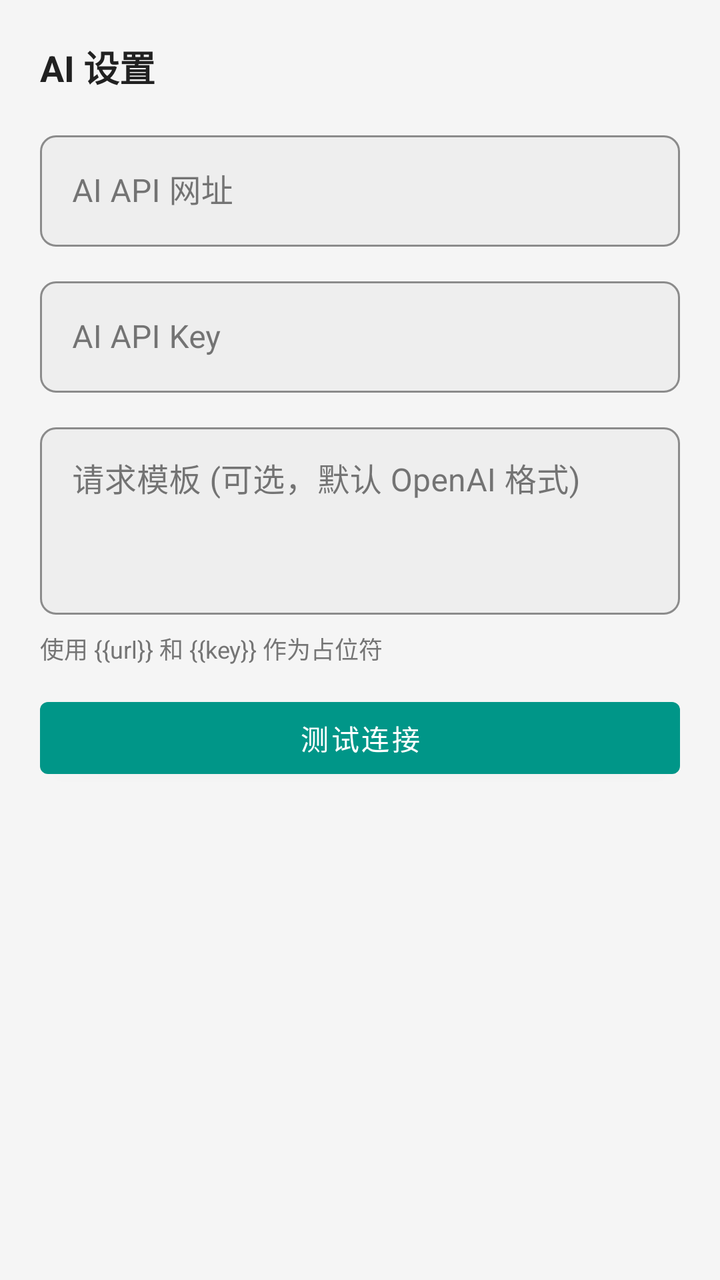
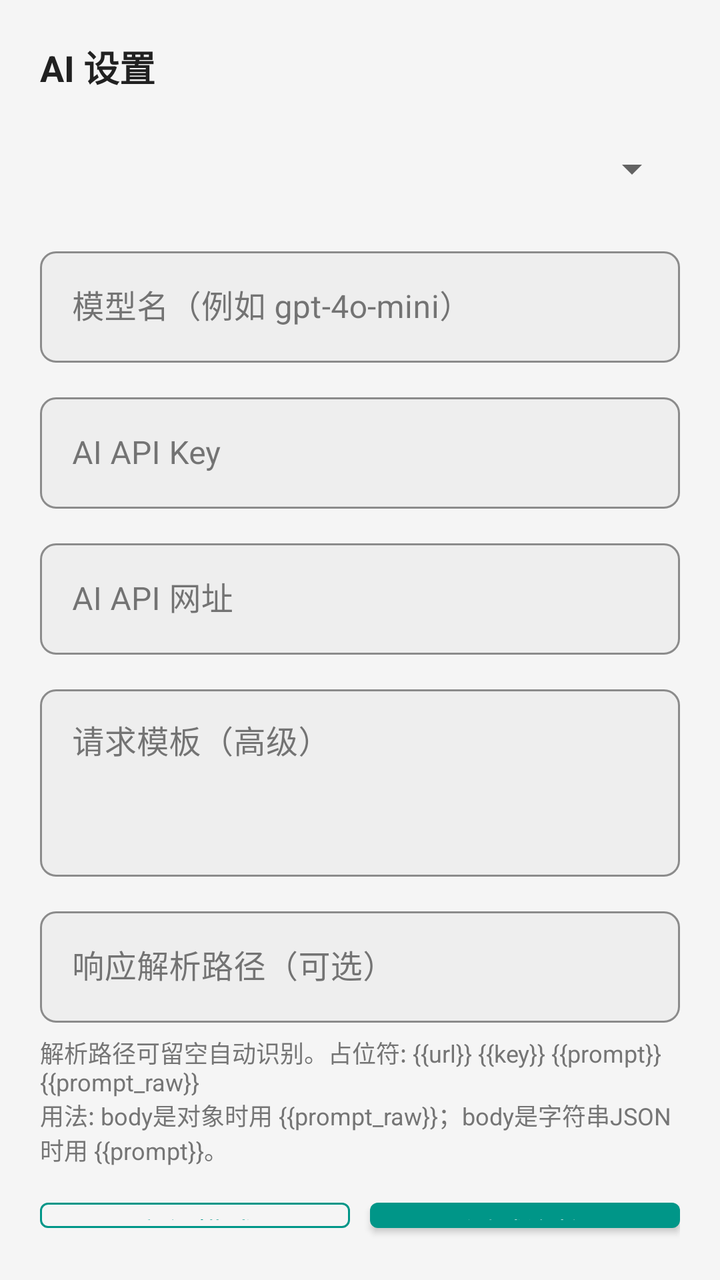

An Android layout rendered at two revisions. The XML below is the earlier revision; the diff shows what the commit changed to produce the second picture.
<!-- AndroidManifest.xml: application theme Theme.Native -->
<!-- res/layout/dialog_ai_settings.xml -->
<?xml version="1.0" encoding="utf-8"?>
<LinearLayout xmlns:android="http://schemas.android.com/apk/res/android"
    xmlns:app="http://schemas.android.com/apk/res-auto"
    android:layout_width="match_parent"
    android:layout_height="wrap_content"
    android:orientation="vertical"
    android:padding="20dp">

    <TextView
        android:layout_width="match_parent"
        android:layout_height="wrap_content"
        android:text="AI 设置"
        android:textColor="@color/text_primary"
        android:textSize="18sp"
        android:textStyle="bold" />

    <com.google.android.material.textfield.TextInputLayout
        android:layout_width="match_parent"
        android:layout_height="wrap_content"
        android:layout_marginTop="16dp"
        app:boxBackgroundColor="@color/bg_surface"
        app:boxCornerRadiusTopStart="8dp"
        app:boxCornerRadiusTopEnd="8dp"
        app:boxCornerRadiusBottomStart="8dp"
        app:boxCornerRadiusBottomEnd="8dp"
        app:hintTextColor="@color/text_secondary"
        app:boxStrokeColor="@color/accent"
        style="@style/Widget.MaterialComponents.TextInputLayout.OutlinedBox">

        <com.google.android.material.textfield.TextInputEditText
            android:id="@+id/et_dialog_ai_url"
            android:layout_width="match_parent"
            android:layout_height="wrap_content"
            android:hint="AI API 网址"
            android:textColor="@color/text_primary"
            android:textColorHint="@color/text_secondary"
            android:inputType="textUri"
            android:maxLines="1" />

    </com.google.android.material.textfield.TextInputLayout>

    <com.google.android.material.textfield.TextInputLayout
        android:layout_width="match_parent"
        android:layout_height="wrap_content"
        android:layout_marginTop="12dp"
        app:boxBackgroundColor="@color/bg_surface"
        app:boxCornerRadiusTopStart="8dp"
        app:boxCornerRadiusTopEnd="8dp"
        app:boxCornerRadiusBottomStart="8dp"
        app:boxCornerRadiusBottomEnd="8dp"
        app:hintTextColor="@color/text_secondary"
        app:boxStrokeColor="@color/accent"
        style="@style/Widget.MaterialComponents.TextInputLayout.OutlinedBox">

        <com.google.android.material.textfield.TextInputEditText
            android:id="@+id/et_dialog_ai_key"
            android:layout_width="match_parent"
            android:layout_height="wrap_content"
            android:hint="AI API Key"
            android:textColor="@color/text_primary"
            android:textColorHint="@color/text_secondary"
            android:inputType="textPassword"
            android:maxLines="1" />

    </com.google.android.material.textfield.TextInputLayout>

    <com.google.android.material.textfield.TextInputLayout
        android:layout_width="match_parent"
        android:layout_height="wrap_content"
        android:layout_marginTop="12dp"
        app:boxBackgroundColor="@color/bg_surface"
        app:boxCornerRadiusTopStart="8dp"
        app:boxCornerRadiusTopEnd="8dp"
        app:boxCornerRadiusBottomStart="8dp"
        app:boxCornerRadiusBottomEnd="8dp"
        app:hintTextColor="@color/text_secondary"
        app:boxStrokeColor="@color/accent"
        style="@style/Widget.MaterialComponents.TextInputLayout.OutlinedBox">

        <com.google.android.material.textfield.TextInputEditText
            android:id="@+id/et_dialog_ai_template"
            android:layout_width="match_parent"
            android:layout_height="wrap_content"
            android:hint="请求模板 (可选，默认 OpenAI 格式)"
            android:textColor="@color/text_primary"
            android:textColorHint="@color/text_secondary"
            android:inputType="textMultiLine"
            android:minLines="3"
            android:maxLines="6"
            android:gravity="top|start" />

    </com.google.android.material.textfield.TextInputLayout>

    <TextView
        android:layout_width="match_parent"
        android:layout_height="wrap_content"
        android:layout_marginTop="8dp"
        android:text="使用 {{url}} 和 {{key}} 作为占位符"
        android:textColor="@color/text_secondary"
        android:textSize="12sp" />

    <com.google.android.material.button.MaterialButton
        android:id="@+id/btn_test_ai"
        android:layout_width="match_parent"
        android:layout_height="wrap_content"
        android:layout_marginTop="12dp"
        android:text="测试连接"
        android:textAllCaps="false"
        android:textColor="@color/white"
        app:backgroundTint="@color/accent" />

</LinearLayout>
<!-- resources referenced by this layout -->
<resources>
  <color name="accent">#FF009688</color>
  <color name="bg_surface">#FFEEEEEE</color>
  <color name="text_primary">#FF212121</color>
  <color name="text_secondary">#FF757575</color>
  <color name="white">#FFFFFFFF</color>
  <style name="Theme.Native" parent="Theme.MaterialComponents.DayNight.NoActionBar">
          <item name="colorPrimary">@color/accent</item>
          <item name="colorPrimaryVariant">@color/accent_variant</item>
          <item name="colorOnPrimary">@color/white</item>
          <item name="colorSecondary">@color/accent</item>
          <item name="colorSecondaryVariant">@color/accent_variant</item>
          <item name="colorOnSecondary">@color/white</item>
          
          <item name="colorSurface">@color/bg_card</item>
          <item name="colorOnSurface">@color/text_primary</item>
          <item name="colorSurfaceVariant">@color/bg_surface</item>
          <item name="colorOnSurfaceVariant">@color/text_secondary</item>
          
          <item name="android:statusBarColor">@color/toolbar_bg</item>
          <item name="android:navigationBarColor">@color/bg_dark</item>
          <item name="android:windowBackground">@color/bg_dark</item>
          <item name="android:windowLightStatusBar">true</item>
          
          <item name="android:fitsSystemWindows">true</item>
      </style>
  <color name="accent_variant">#FF00796B</color>
  <color name="bg_card">#FFFFFFFF</color>
  <color name="toolbar_bg">#FFFFFFFF</color>
  <color name="bg_dark">#FFF5F5F5</color>
</resources>

<!-- the commit's change to res/layout/dialog_ai_settings.xml (unified diff, before → after) -->
@@ -15,9 +15,87 @@
         android:textStyle="bold" />
 
     <com.google.android.material.textfield.TextInputLayout
-        android:layout_width="match_parent"
-        android:layout_height="wrap_content"
-        android:layout_marginTop="16dp"
+        android:id="@+id/layout_dialog_provider"
+        android:layout_width="match_parent"
+        android:layout_height="wrap_content"
+        android:layout_marginTop="14dp"
+        app:boxBackgroundColor="@color/bg_surface"
+        app:boxCornerRadiusTopStart="8dp"
+        app:boxCornerRadiusTopEnd="8dp"
+        app:boxCornerRadiusBottomStart="8dp"
+        app:boxCornerRadiusBottomEnd="8dp"
+        app:hintTextColor="@color/text_secondary"
+        app:boxStrokeColor="@color/accent"
+        style="@style/Widget.MaterialComponents.TextInputLayout.OutlinedBox">
+
+        <Spinner
+            android:id="@+id/sp_dialog_ai_provider"
+            android:layout_width="match_parent"
+            android:layout_height="wrap_content"
+            android:minHeight="48dp"
+            android:paddingStart="12dp"
+            android:paddingEnd="12dp"
+            android:popupBackground="@color/bg_card" />
+
+    </com.google.android.material.textfield.TextInputLayout>
+
+    <com.google.android.material.textfield.TextInputLayout
+        android:id="@+id/layout_dialog_model"
+        android:layout_width="match_parent"
+        android:layout_height="wrap_content"
+        android:layout_marginTop="12dp"
+        app:boxBackgroundColor="@color/bg_surface"
+        app:boxCornerRadiusTopStart="8dp"
+        app:boxCornerRadiusTopEnd="8dp"
+        app:boxCornerRadiusBottomStart="8dp"
+        app:boxCornerRadiusBottomEnd="8dp"
+        app:hintTextColor="@color/text_secondary"
+        app:boxStrokeColor="@color/accent"
+        style="@style/Widget.MaterialComponents.TextInputLayout.OutlinedBox">
+
+        <com.google.android.material.textfield.TextInputEditText
+            android:id="@+id/et_dialog_ai_model"
+            android:layout_width="match_parent"
+            android:layout_height="wrap_content"
+            android:hint="模型名（例如 gpt-4o-mini）"
+            android:textColor="@color/text_primary"
+            android:textColorHint="@color/text_secondary"
+            android:inputType="text"
+            android:maxLines="1" />
+
+    </com.google.android.material.textfield.TextInputLayout>
+
+    <com.google.android.material.textfield.TextInputLayout
+        android:id="@+id/layout_dialog_key"
+        android:layout_width="match_parent"
+        android:layout_height="wrap_content"
+        android:layout_marginTop="12dp"
+        app:boxBackgroundColor="@color/bg_surface"
+        app:boxCornerRadiusTopStart="8dp"
+        app:boxCornerRadiusTopEnd="8dp"
+        app:boxCornerRadiusBottomStart="8dp"
+        app:boxCornerRadiusBottomEnd="8dp"
+        app:hintTextColor="@color/text_secondary"
+        app:boxStrokeColor="@color/accent"
+        style="@style/Widget.MaterialComponents.TextInputLayout.OutlinedBox">
+
+        <com.google.android.material.textfield.TextInputEditText
+            android:id="@+id/et_dialog_ai_key"
+            android:layout_width="match_parent"
+            android:layout_height="wrap_content"
+            android:hint="AI API Key"
+            android:textColor="@color/text_primary"
+            android:textColorHint="@color/text_secondary"
+            android:inputType="textPassword"
+            android:maxLines="1" />
+
+    </com.google.android.material.textfield.TextInputLayout>
+
+    <com.google.android.material.textfield.TextInputLayout
+        android:id="@+id/layout_dialog_url"
+        android:layout_width="match_parent"
+        android:layout_height="wrap_content"
+        android:layout_marginTop="12dp"
         app:boxBackgroundColor="@color/bg_surface"
         app:boxCornerRadiusTopStart="8dp"
         app:boxCornerRadiusTopEnd="8dp"
@@ -40,31 +118,7 @@
     </com.google.android.material.textfield.TextInputLayout>
 
     <com.google.android.material.textfield.TextInputLayout
-        android:layout_width="match_parent"
-        android:layout_height="wrap_content"
-        android:layout_marginTop="12dp"
-        app:boxBackgroundColor="@color/bg_surface"
-        app:boxCornerRadiusTopStart="8dp"
-        app:boxCornerRadiusTopEnd="8dp"
-        app:boxCornerRadiusBottomStart="8dp"
-        app:boxCornerRadiusBottomEnd="8dp"
-        app:hintTextColor="@color/text_secondary"
-        app:boxStrokeColor="@color/accent"
-        style="@style/Widget.MaterialComponents.TextInputLayout.OutlinedBox">
-
-        <com.google.android.material.textfield.TextInputEditText
-            android:id="@+id/et_dialog_ai_key"
-            android:layout_width="match_parent"
-            android:layout_height="wrap_content"
-            android:hint="AI API Key"
-            android:textColor="@color/text_primary"
-            android:textColorHint="@color/text_secondary"
-            android:inputType="textPassword"
-            android:maxLines="1" />
-
-    </com.google.android.material.textfield.TextInputLayout>
-
-    <com.google.android.material.textfield.TextInputLayout
+        android:id="@+id/layout_dialog_template"
         android:layout_width="match_parent"
         android:layout_height="wrap_content"
         android:layout_marginTop="12dp"
@@ -81,7 +135,7 @@
             android:id="@+id/et_dialog_ai_template"
             android:layout_width="match_parent"
             android:layout_height="wrap_content"
-            android:hint="请求模板 (可选，默认 OpenAI 格式)"
+            android:hint="请求模板（高级）"
             android:textColor="@color/text_primary"
             android:textColorHint="@color/text_secondary"
             android:inputType="textMultiLine"
@@ -91,22 +145,68 @@
 
     </com.google.android.material.textfield.TextInputLayout>
 
+    <com.google.android.material.textfield.TextInputLayout
+        android:id="@+id/layout_dialog_response_path"
+        android:layout_width="match_parent"
+        android:layout_height="wrap_content"
+        android:layout_marginTop="12dp"
+        app:boxBackgroundColor="@color/bg_surface"
+        app:boxCornerRadiusTopStart="8dp"
+        app:boxCornerRadiusTopEnd="8dp"
+        app:boxCornerRadiusBottomStart="8dp"
+        app:boxCornerRadiusBottomEnd="8dp"
+        app:hintTextColor="@color/text_secondary"
+        app:boxStrokeColor="@color/accent"
+        style="@style/Widget.MaterialComponents.TextInputLayout.OutlinedBox">
+
+        <com.google.android.material.textfield.TextInputEditText
+            android:id="@+id/et_dialog_ai_response_path"
+            android:layout_width="match_parent"
+            android:layout_height="wrap_content"
+            android:hint="响应解析路径（可选）"
+            android:textColor="@color/text_primary"
+            android:textColorHint="@color/text_secondary"
+            android:inputType="text"
+            android:maxLines="1" />
+
+    </com.google.android.material.textfield.TextInputLayout>
+
     <TextView
-        android:layout_width="match_parent"
-        android:layout_height="wrap_content"
-        android:layout_marginTop="8dp"
-        android:text="使用 {{url}} 和 {{key}} 作为占位符"
+        android:id="@+id/tv_ai_adv_hint"
+        android:layout_width="match_parent"
+        android:layout_height="wrap_content"
+        android:layout_marginTop="6dp"
+        android:text='解析路径可留空自动识别。占位符: {{url}} {{key}} {{prompt}} {{prompt_raw}}\n用法: body是对象时用 {{prompt_raw}}；body是字符串JSON时用 {{prompt}}。'
         android:textColor="@color/text_secondary"
         android:textSize="12sp" />
 
-    <com.google.android.material.button.MaterialButton
-        android:id="@+id/btn_test_ai"
-        android:layout_width="match_parent"
-        android:layout_height="wrap_content"
-        android:layout_marginTop="12dp"
-        android:text="测试连接"
-        android:textAllCaps="false"
-        android:textColor="@color/white"
-        app:backgroundTint="@color/accent" />
+    <LinearLayout
+        android:layout_width="match_parent"
+        android:layout_height="wrap_content"
+        android:layout_marginTop="12dp"
+        android:orientation="horizontal">
+
+        <com.google.android.material.button.MaterialButton
+            android:id="@+id/btn_toggle_advanced"
+            style="@style/Widget.MaterialComponents.Button.OutlinedButton"
+            android:layout_width="0dp"
+            android:layout_height="wrap_content"
+            android:layout_weight="1"
+            android:text="高级模式"
+            android:textAllCaps="false"
+            android:textColor="@color/accent"
+            app:strokeColor="@color/accent" />
+
+        <com.google.android.material.button.MaterialButton
+            android:id="@+id/btn_test_ai"
+            android:layout_width="0dp"
+            android:layout_height="wrap_content"
+            android:layout_weight="1"
+            android:layout_marginStart="10dp"
+            android:text="测试连接"
+            android:textAllCaps="false"
+            android:textColor="@color/white"
+            app:backgroundTint="@color/accent" />
+    </LinearLayout>
 
 </LinearLayout>
